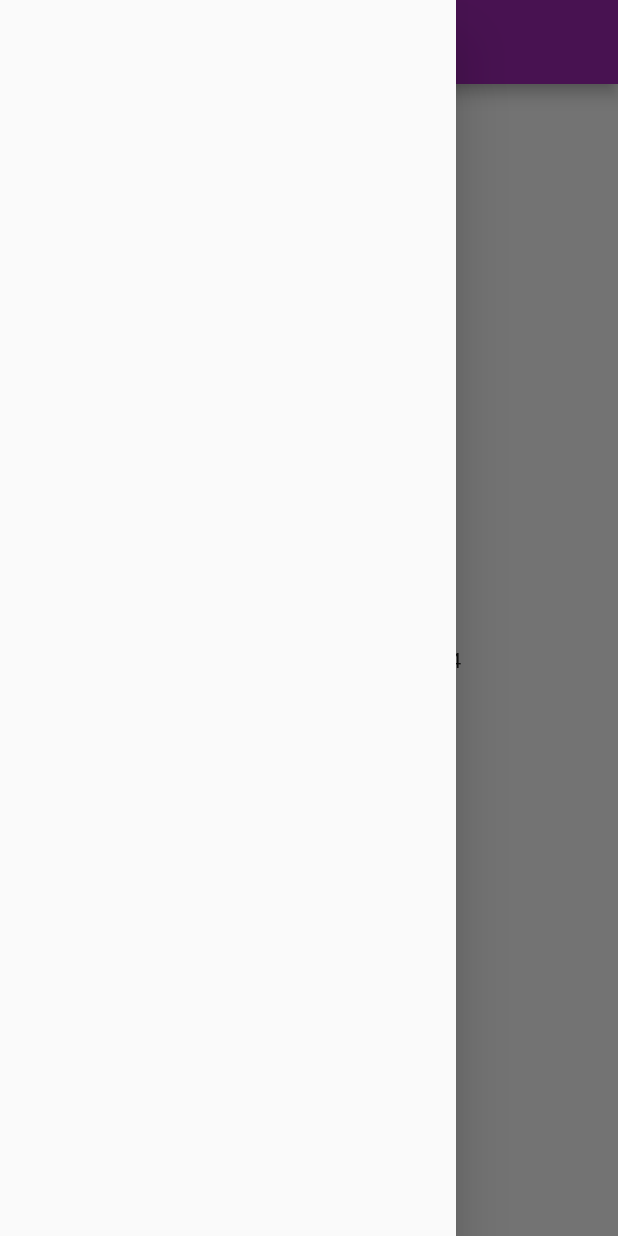
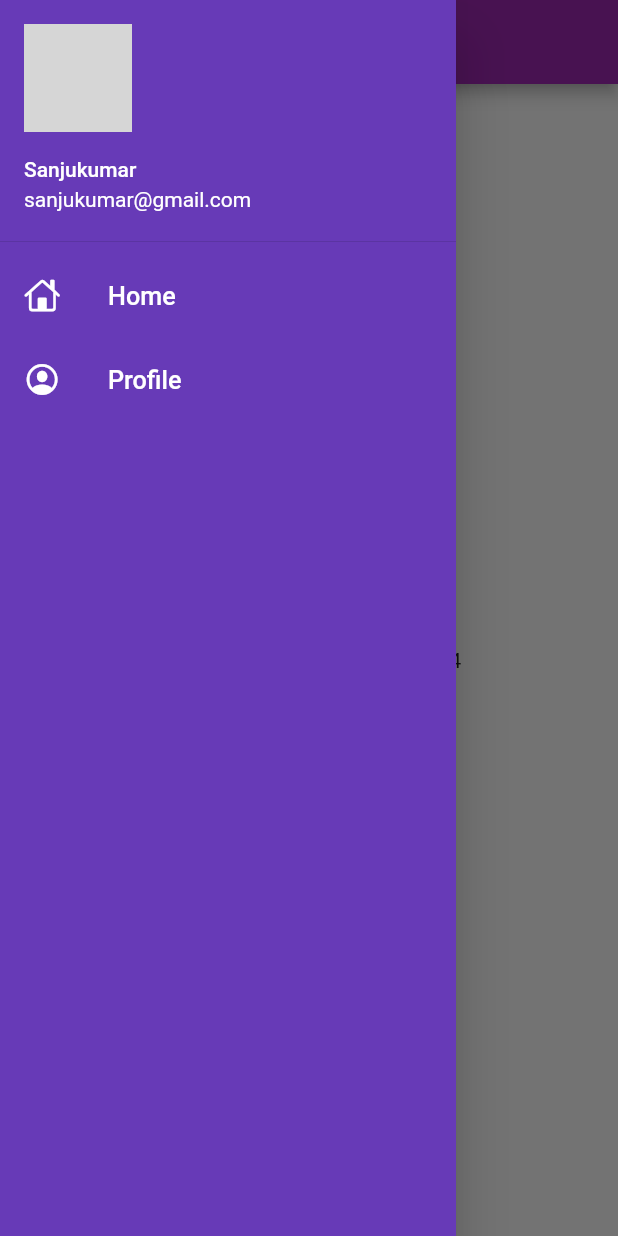
Before and after one commit to SanjukumarPukale/FlutterCatalog, a Flutter app: the HomePage screen opened by its route, with the side drawer open, on a phone screen of 412 x 824 dp. Run offline on Flutter 3.47's test engine with Material 2 defaults, Android fonts, the phone set to English and light mode, and no system bars; our stand-ins replace google_fonts; network calls fail; grey boxes are pictures that could not be loaded.

Commit message:
Drawer feature is added

```diff
--- a/lib/main.dart
+++ b/lib/main.dart
@@ -22,7 +22,7 @@ class MyApp extends StatelessWidget {
       darkTheme: ThemeData(
         brightness: Brightness.dark,    // theme of app will be dark
       ),
-     // initialRoute: '/home',            // default '/' will change to '/home'
+     // initialRoute: MyRoutes.homeRoute,            // default '/' will change to '/home'
       routes: {
         '/' : (context) => LoginPage(),    // by default it will take '/'
         MyRoutes.loginRoute: (context) => LoginPage(),
--- a/lib/pages/HomePage.dart
+++ b/lib/pages/HomePage.dart
@@ -1,4 +1,5 @@
 import 'package:flutter/material.dart';
+import 'package:flutter_catalog/widgets/drawer.dart';
 
 class HomePage extends StatelessWidget {
   const HomePage({ Key? key }) : super(key: key);
@@ -15,7 +16,7 @@ class HomePage extends StatelessWidget {
           child: Text('welcome to $name version $version'),
         ),
       ),
-      drawer: Drawer(),
+      drawer: MyDrawer(),
     );
   }
 }
--- /dev/null
+++ b/lib/widgets/drawer.dart
@@ -0,0 +1,58 @@
+import 'package:flutter/cupertino.dart';
+import 'package:flutter/material.dart';
+
+class MyDrawer extends StatelessWidget {
+  const MyDrawer({ Key? key }) : super(key: key);
+
+  @override
+  Widget build(BuildContext context) {
+    final imageUrl = 'https://qph.fs.quoracdn.net/main-thumb-761464374-200-brwgqejoertnowdrihlqosaalgoimptt.jpeg';
+    return Drawer(
+      child: Container(
+        color: Colors.deepPurple,
+        child: ListView(
+          padding: EdgeInsets.zero,
+          children: [
+            DrawerHeader(
+              padding: EdgeInsets.zero,
+              child: UserAccountsDrawerHeader(
+                margin: EdgeInsets.zero,
+                decoration: BoxDecoration(color: Colors.deepPurple),
+                accountName: Text('Sanjukumar'),
+                accountEmail: Text('sanjukumar@gmail.com'),
+                currentAccountPicture: CircleAvatar(
+                  backgroundImage: NetworkImage(imageUrl),
+                )
+              ),
+            ),
+            ListTile(
+              leading: Icon(
+                CupertinoIcons.home,
+                color: Colors.white,
+                ),
+                title: Text('Home',
+                textScaleFactor: 1.2,
+                style: TextStyle(
+                  color: Colors.white,
+                ),),
+
+            ),
+
+            ListTile(
+              leading: Icon(
+                CupertinoIcons.profile_circled,
+                color: Colors.white,
+                ),
+                title: Text('Profile',
+                textScaleFactor: 1.2,
+                style: TextStyle(
+                  color: Colors.white,
+                ),),
+
+            )
+          ],
+        ),
+      ),
+    );
+  }
+}
```
Also changed, not shown: lib/pages/login_page.dart (+3 -7 lines).
